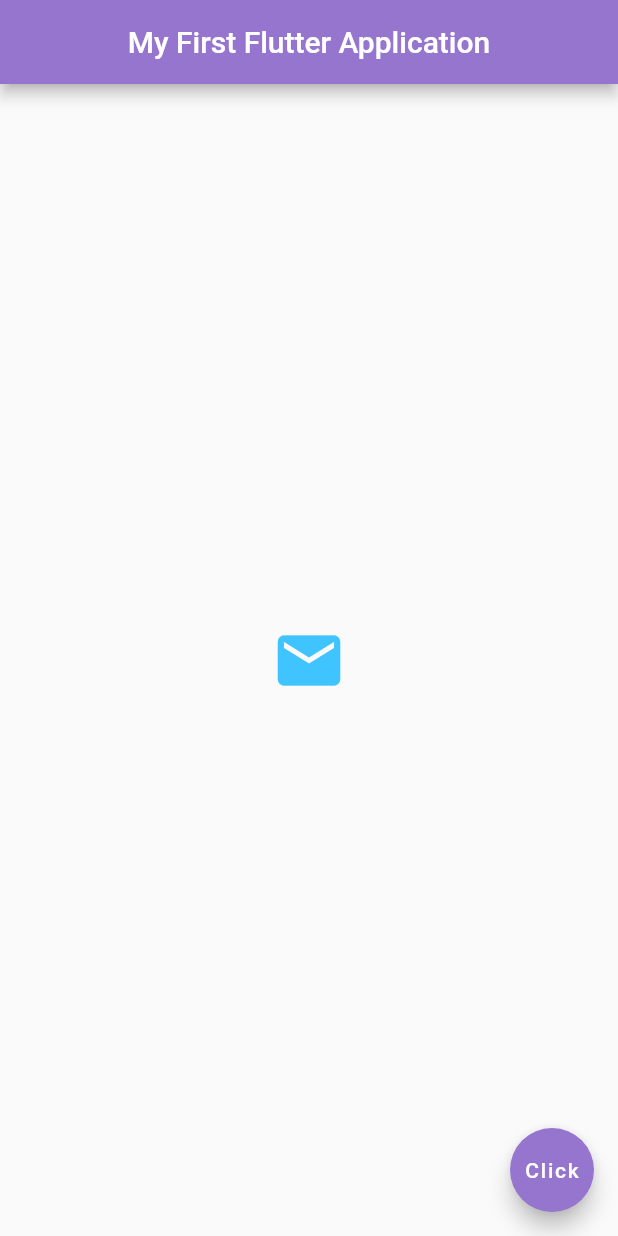
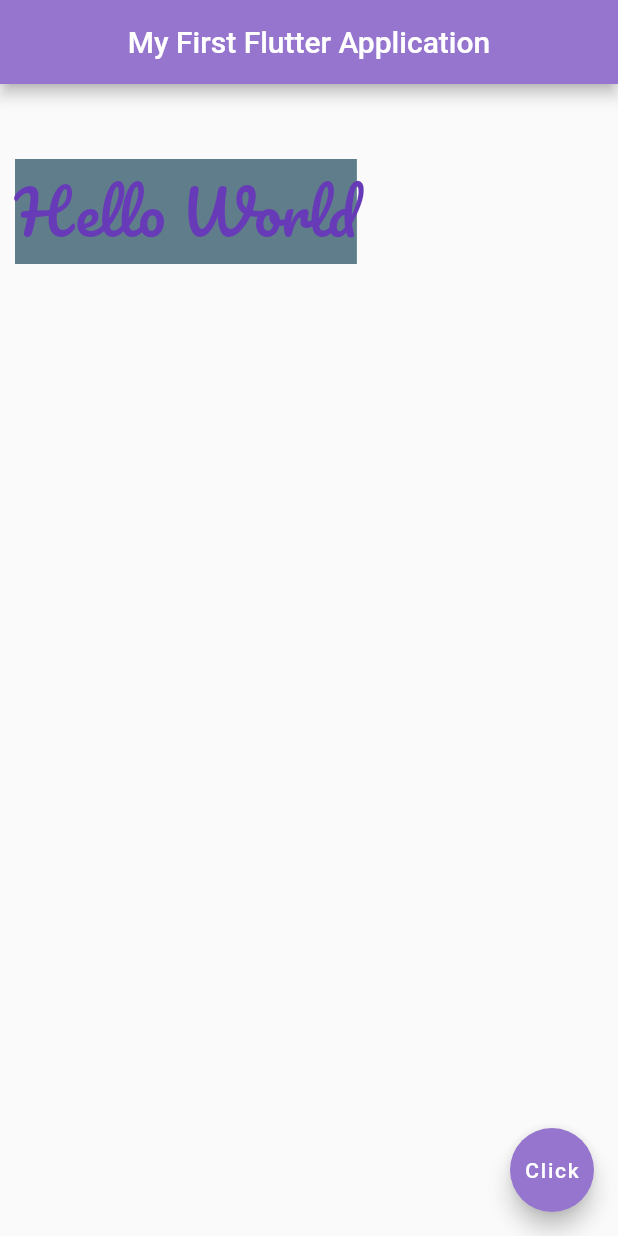
Before and after one commit to Ainsia/FlutterApp, a Flutter app: the screen it shows after launch, on a phone screen of 412 x 824 dp. Run offline on Flutter 3.47's test engine with Material 2 defaults, Android fonts, the phone set to English and light mode, and no system bars; our stand-ins replace google_fonts.

Commit message:
Using Containers and Padding

```diff
--- a/lib/main.dart
+++ b/lib/main.dart
@@ -18,8 +18,32 @@ class Home extends StatelessWidget{
           child: Text("My First Flutter Application"),),
         backgroundColor: Colors.deepPurple[300],
       ),
+      //********* Adding Container **********
+      body:  Container(
+        // padding: EdgeInsets.fromLTRB(70.0,10.0,70.0,10.0),
+        // padding: EdgeInsets.symmetric(horizontal: 20.0,vertical: 40.0,),
+        // padding: EdgeInsets.all(90.0),
+        // margin: EdgeInsets.all(10.0),
+        // margin: EdgeInsets.symmetric(horizontal: 10.0,vertical: 30.0),
+        margin: EdgeInsets.fromLTRB(10.0, 50.0, 10.0, 50.0),
+        child:Text("Hello World",
+                  style: GoogleFonts.getFont('Pacifico', color: Colors.deepPurple,fontSize: 40,),
+        ),
 
-      body: Center (
+        color:Colors.blueGrey,
+      ),
+      // ******* Adding Padding **********
+      // body: Padding(
+      //   padding: EdgeInsets.all(40.0),
+      //   child: Icon(
+      //     Icons.mail,
+      //     color: Colors.red,
+      //   ),
+      //
+      // ),
+
+
+      // body: Center (
         //******** Adding Text ********
         // child: Text("Hello World",
         //   style:GoogleFonts.getFont('Pacifico',
@@ -57,15 +81,16 @@ class Home extends StatelessWidget{
         // ),
 
       //   ********** Icon As Button ********
-        child: IconButton(
-          onPressed: (){},
-          icon: Icon(
-            Icons.mail,
-          ),
-          color: Colors.lightBlueAccent,
-          iconSize: 50.0 ,
-        ),
-      ),
+      //   child: IconButton(
+      //     onPressed: (){},
+      //     icon: Icon(
+      //       Icons.mail,
+      //     ),
+      //     color: Colors.lightBlueAccent,
+      //     iconSize: 50.0 ,
+      //   ),
+
+      // ),
       floatingActionButton: FloatingActionButton(
         // onPressed: null,
         onPressed: (){
```
